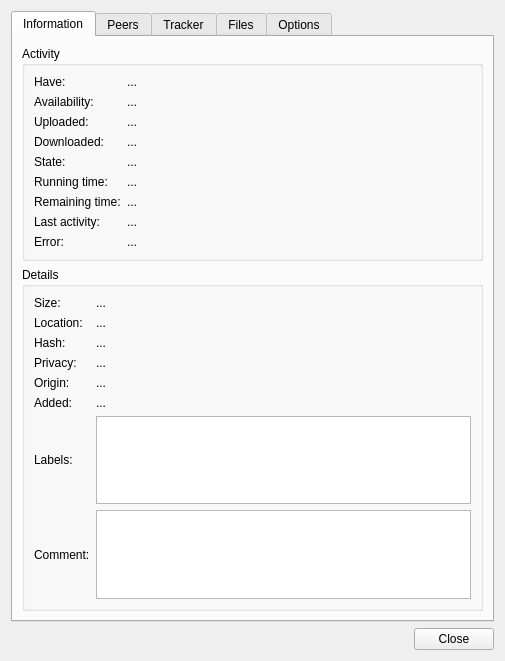
Qt form qt/DetailsDialog.ui (retransmission/retransmission) before a commit.
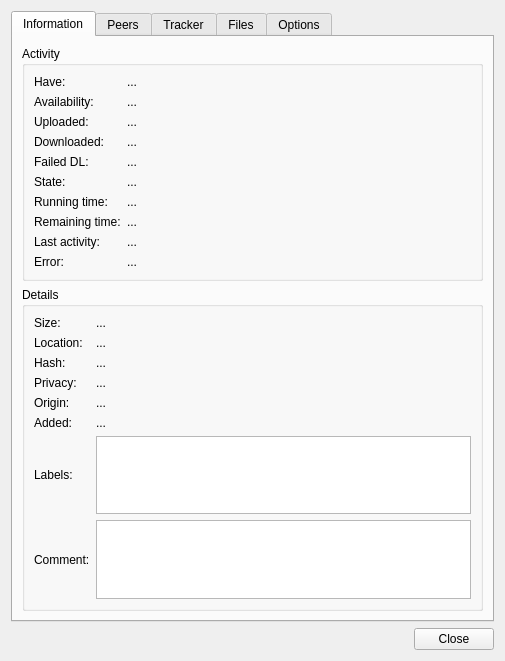
The same form after that commit. Custom widgets are drawn as their Qt base class.

Patch:
```diff
--- a/qt/DetailsDialog.ui
+++ b/qt/DetailsDialog.ui
@@ -165,6 +165,38 @@
            </widget>
           </item>
           <item row="4" column="0">
+           <widget class="QLabel" name="failedLabel">
+            <property name="text">
+             <string>Failed DL:</string>
+            </property>
+            <property name="buddy">
+             <cstring>failedValueLabel</cstring>
+            </property>
+           </widget>
+          </item>
+          <item row="4" column="1">
+           <widget class="SqueezeLabel" name="failedValueLabel">
+            <property name="sizePolicy">
+             <sizepolicy hsizetype="Ignored" vsizetype="Preferred">
+              <horstretch>0</horstretch>
+              <verstretch>0</verstretch>
+             </sizepolicy>
+            </property>
+            <property name="focusPolicy">
+             <enum>Qt::StrongFocus</enum>
+            </property>
+            <property name="text">
+             <string notr="true">...</string>
+            </property>
+            <property name="textFormat">
+             <enum>Qt::PlainText</enum>
+            </property>
+            <property name="textInteractionFlags">
+             <set>Qt::LinksAccessibleByKeyboard|Qt::LinksAccessibleByMouse|Qt::TextBrowserInteraction|Qt::TextSelectableByKeyboard|Qt::TextSelectableByMouse</set>
+            </property>
+           </widget>
+          </item>
+          <item row="5" column="0">
            <widget class="QLabel" name="stateLabel">
             <property name="text">
              <string>State:</string>
@@ -174,7 +206,7 @@
             </property>
            </widget>
           </item>
-          <item row="4" column="1">
+          <item row="5" column="1">
            <widget class="SqueezeLabel" name="stateValueLabel">
             <property name="sizePolicy">
              <sizepolicy hsizetype="Ignored" vsizetype="Preferred">
@@ -196,7 +228,7 @@
             </property>
            </widget>
           </item>
-          <item row="5" column="0">
+          <item row="6" column="0">
            <widget class="QLabel" name="runningTimeLabel">
             <property name="text">
              <string>Running time:</string>
@@ -206,7 +238,7 @@
             </property>
            </widget>
           </item>
-          <item row="5" column="1">
+          <item row="6" column="1">
            <widget class="SqueezeLabel" name="runningTimeValueLabel">
             <property name="sizePolicy">
              <sizepolicy hsizetype="Ignored" vsizetype="Preferred">
@@ -228,7 +260,7 @@
             </property>
            </widget>
           </item>
-          <item row="6" column="0">
+          <item row="7" column="0">
            <widget class="QLabel" name="remainingTimeLabel">
             <property name="text">
              <string>Remaining time:</string>
@@ -238,7 +270,7 @@
             </property>
            </widget>
           </item>
-          <item row="6" column="1">
+          <item row="7" column="1">
            <widget class="SqueezeLabel" name="remainingTimeValueLabel">
             <property name="sizePolicy">
              <sizepolicy hsizetype="Ignored" vsizetype="Preferred">
@@ -260,7 +292,7 @@
             </property>
            </widget>
           </item>
-          <item row="7" column="0">
+          <item row="8" column="0">
            <widget class="QLabel" name="lastActivityLabel">
             <property name="text">
              <string>Last activity:</string>
@@ -270,7 +302,7 @@
             </property>
            </widget>
           </item>
-          <item row="7" column="1">
+          <item row="8" column="1">
            <widget class="SqueezeLabel" name="lastActivityValueLabel">
             <property name="sizePolicy">
              <sizepolicy hsizetype="Ignored" vsizetype="Preferred">
@@ -292,7 +324,7 @@
             </property>
            </widget>
           </item>
-          <item row="8" column="0">
+          <item row="9" column="0">
            <widget class="QLabel" name="errorLabel">
             <property name="text">
              <string>Error:</string>
@@ -302,7 +334,7 @@
             </property>
            </widget>
           </item>
-          <item row="8" column="1">
+          <item row="9" column="1">
            <widget class="SqueezeLabel" name="errorValueLabel">
             <property name="sizePolicy">
              <sizepolicy hsizetype="Ignored" vsizetype="Preferred">
```
